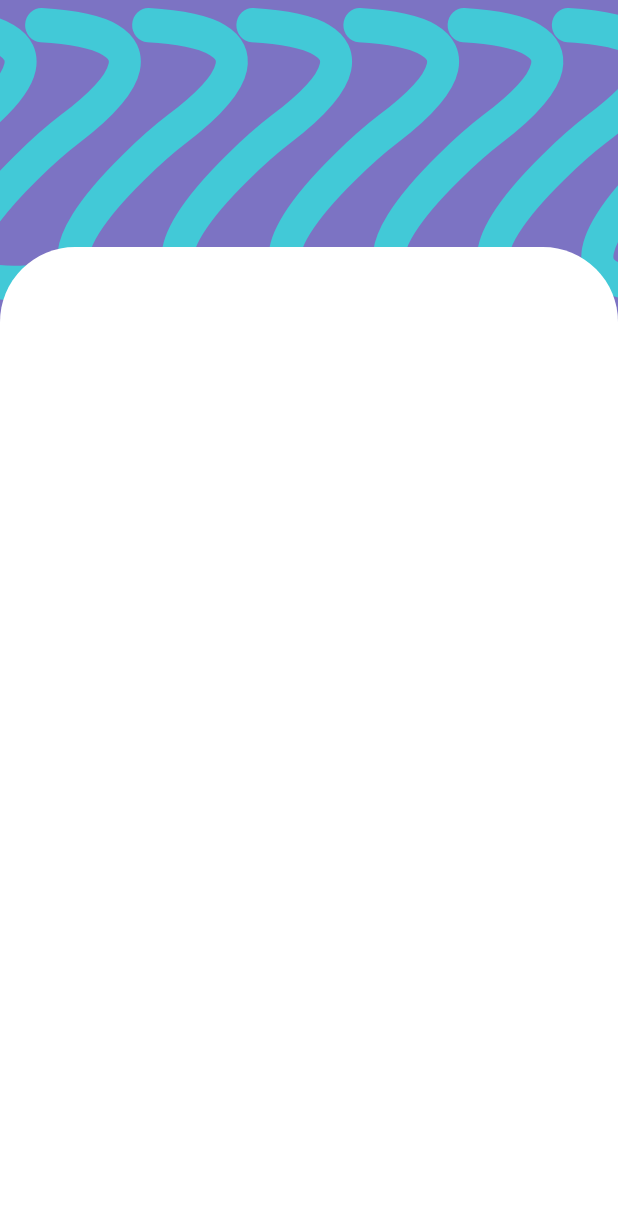
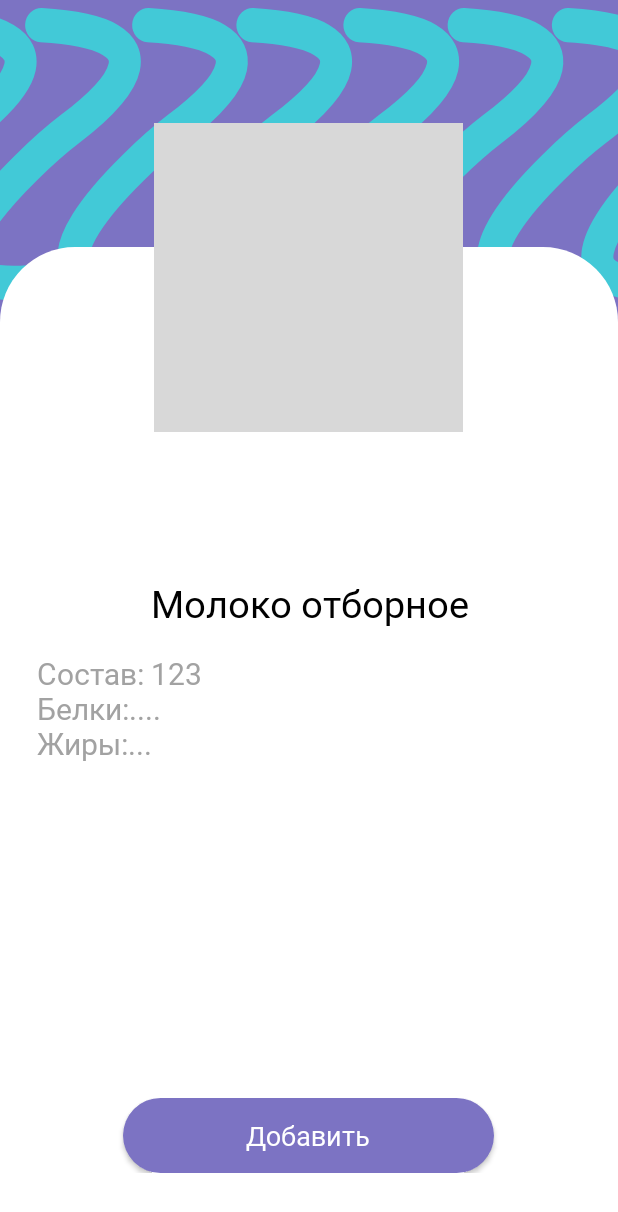
Before and after one commit to teamdevm/team-project-refrigerator, an Android app: the layout activity_new_product.xml on its own in the app's theme, with its tools: preview values and no code run, on a phone screen of 412 x 824 dp. Shown: the top 1212 px of the screen. Run offline under Robolectric (Android 15) with nearby library versions, the phone set to English and light mode, and no system bars.

Commit message:
Добавлена кнопка добавления, информация о и название продукта

```diff
--- a/app/app/src/main/res/layout/activity_new_product.xml
+++ b/app/app/src/main/res/layout/activity_new_product.xml
@@ -5,6 +5,118 @@
     xmlns:app="http://schemas.android.com/apk/res-auto">
 
     <include layout="@layout/product_background"/>
-
+    <LinearLayout
+        android:layout_width="match_parent"
+        android:layout_height="0dp"
+        app:layout_constraintTop_toTopOf="parent"
+        app:layout_constraintStart_toStartOf="parent"
+        android:orientation="vertical"
+        android:weightSum="100">
+        <View
+            android:layout_width="match_parent"
+            android:layout_height="0dp"
+            android:layout_weight="10"
+            />
+        <LinearLayout
+            android:layout_width="match_parent"
+            android:layout_height="0dp"
+            android:layout_weight="25"
+            android:orientation="horizontal"
+            android:weightSum="100">
+            <View
+                android:layout_width="0dp"
+                android:layout_height="match_parent"
+                android:layout_weight="25"/>
+            <View
+                android:layout_width="0dp"
+                android:layout_height="match_parent"
+                android:layout_weight="50"
+                android:background="#D8D8D8"/>
+            <View
+                android:layout_width="0dp"
+                android:layout_height="match_parent"
+                android:layout_weight="25"/>
+        </LinearLayout>
+        <View
+            android:layout_width="match_parent"
+            android:layout_height="0dp"
+            android:layout_weight="8"
+            />
+        <View
+            android:layout_width="match_parent"
+            android:layout_height="0dp"
+            android:layout_weight="2"
+            />
+        <TextView
+            android:layout_width="match_parent"
+            android:layout_height="0dp"
+            android:layout_weight="8"
+            android:text="Молоко отборное"
+            android:fontFamily="@font/namu"
+            android:textSize="25sp"
+            android:textColor="@color/black"
+            android:gravity="center"
+            />
+        <LinearLayout
+            android:layout_width="match_parent"
+            android:layout_height="0dp"
+            android:layout_weight="34"
+            android:orientation="horizontal"
+            android:weightSum="100">
+            <View
+                android:layout_width="0dp"
+                android:layout_height="match_parent"
+                android:layout_weight="6"/>
+            <TextView
+                android:layout_width="0dp"
+                android:layout_height="match_parent"
+                android:layout_weight="88"
+                android:text="Состав: 123\nБелки:....\nЖиры:..."
+                android:fontFamily="@font/namu"
+                android:textSize="20sp"
+                android:textColor="@color/gray"
+                android:inputType="textMultiLine"/>
+            <View
+                android:layout_width="0dp"
+                android:layout_height="match_parent"
+                android:layout_weight="6"/>
+        </LinearLayout>
+        <View
+            android:layout_width="match_parent"
+            android:layout_height="0dp"
+            android:layout_weight="2"
+            />
+        <LinearLayout
+            android:layout_width="match_parent"
+            android:layout_height="0dp"
+            android:layout_weight="6"
+            android:orientation="horizontal"
+            android:weightSum="100">
+            <View
+                android:layout_width="0dp"
+                android:layout_height="match_parent"
+                android:layout_weight="20"/>
+            <androidx.appcompat.widget.AppCompatButton
+                android:layout_width="0dp"
+                android:layout_height="match_parent"
+                android:layout_weight="60"
+                android:background="@drawable/rounded_button"
+                android:text="Добавить"
+                android:textSize="18sp"
+                android:textAllCaps="false"
+                android:textColor="@color/white"
+                android:fontFamily="@font/namu"
+                />
+            <View
+                android:layout_width="0dp"
+                android:layout_height="match_parent"
+                android:layout_weight="20"/>
+        </LinearLayout>
+        <View
+            android:layout_width="match_parent"
+            android:layout_height="0dp"
+            android:layout_weight="5"
+            />
+    </LinearLayout>
 
 </androidx.constraintlayout.widget.ConstraintLayout>
```
